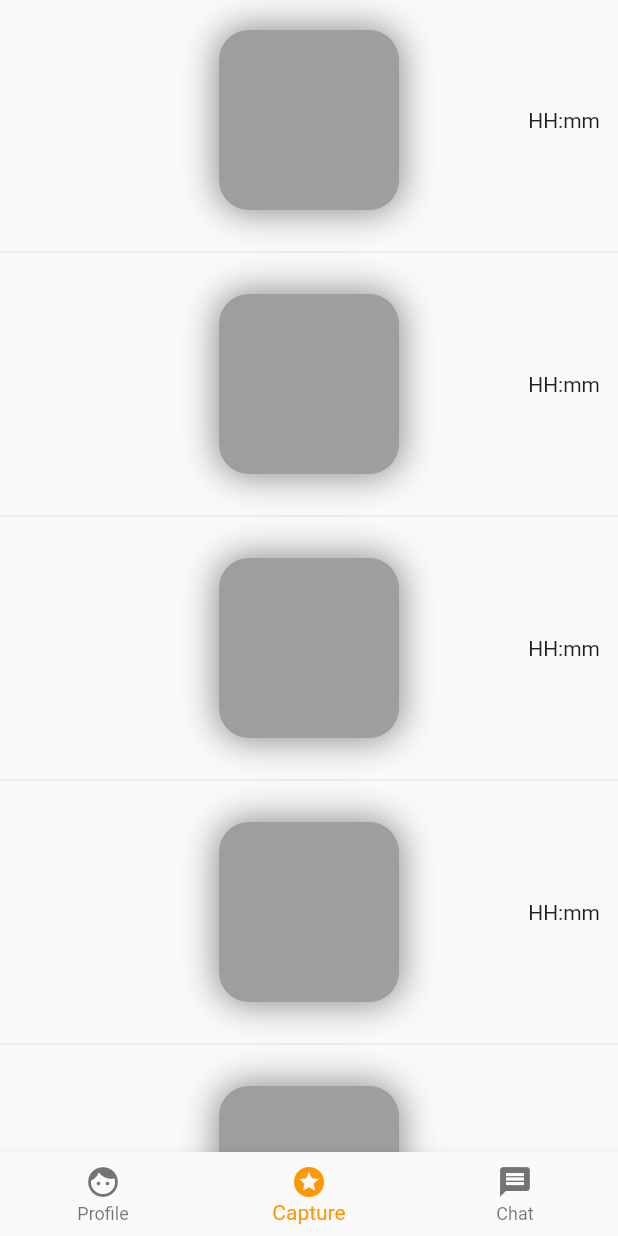
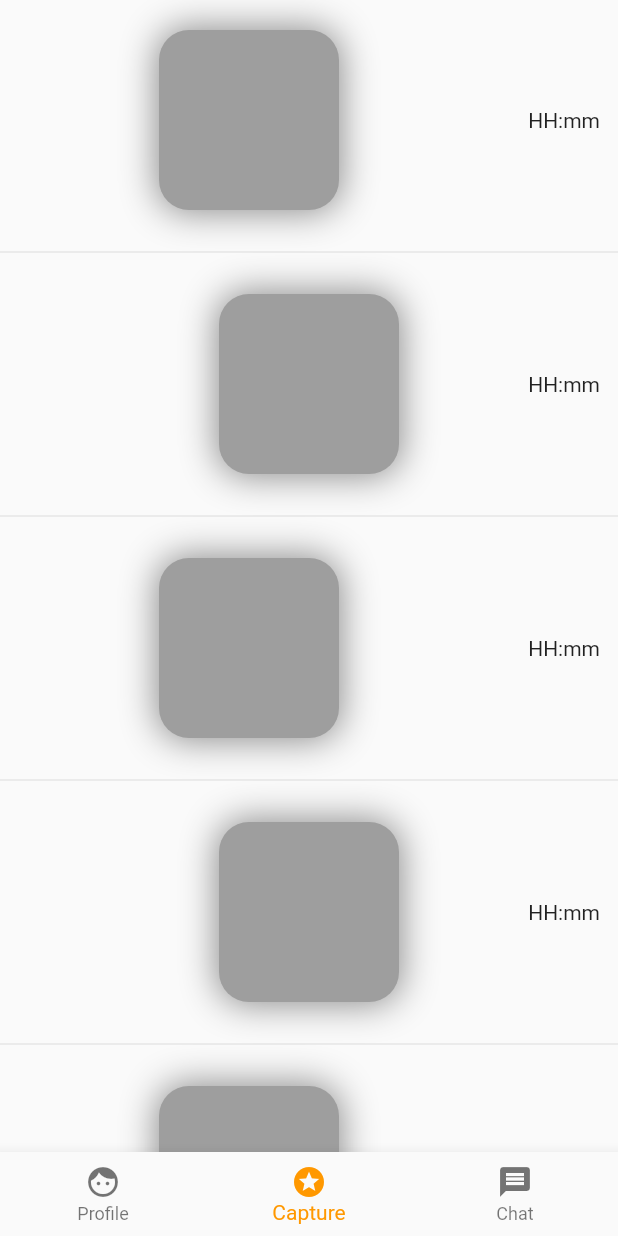
Before and after one commit to potty0/you-ate-clone, a Flutter app: the screen it shows after launch, item 2 of the bottom bar chosen, on a phone screen of 412 x 824 dp. Run offline on Flutter 3.47's test engine with Material 2 defaults, Android fonts, the phone set to English and light mode, and no system bars.

Commit message:
Added off track shift for content.

```diff
--- a/you_ate_cone/lib/you_ate_home.dart
+++ b/you_ate_cone/lib/you_ate_home.dart
@@ -48,7 +48,9 @@ class Capture extends StatelessWidget {
   Widget build(BuildContext context) {
     return Container(
       child: ListView.separated(
-        itemBuilder: (context, _) => CaptureItem(),
+        itemBuilder: (context, index) => CaptureItem(
+          offTrack: index % 2 == 0,
+        ),
         separatorBuilder: (context, index) => Divider(thickness: 0),
         itemCount: 100,
       ),
@@ -57,19 +59,28 @@ class Capture extends StatelessWidget {
 }
 
 class CaptureItem extends StatelessWidget {
+  final bool offTrack;
+
+  const CaptureItem({Key key, this.offTrack = false}) : super(key: key);
+
   @override
   Widget build(BuildContext context) {
+    const double offTrackOffset = 40;
+    final double padding = offTrack ? offTrackOffset * 2 : 0;
+
     return Container(
       height: 160,
       child: Row(
         crossAxisAlignment: CrossAxisAlignment.stretch,
         mainAxisAlignment: MainAxisAlignment.spaceAround,
         children: [
-          Flexible(flex: 1, child: Container()),
+          Flexible(flex: 2, child: Container()),
           Flexible(
-            flex: 2,
+            flex: 5,
             child: Container(
               child: Center(
+                child: Padding(
+                  padding: EdgeInsets.only(right: padding),
                   child: Container(
                     width: 120,
                     height: 120,
@@ -82,8 +93,9 @@ class CaptureItem extends StatelessWidget {
                 ),
               ),
             ),
+          ),
           Flexible(
-            flex: 1,
+            flex: 2,
             child: Column(
               crossAxisAlignment: CrossAxisAlignment.stretch,
               mainAxisAlignment: MainAxisAlignment.center,
```
Lines whose indentation alone changed are shown as unchanged.
